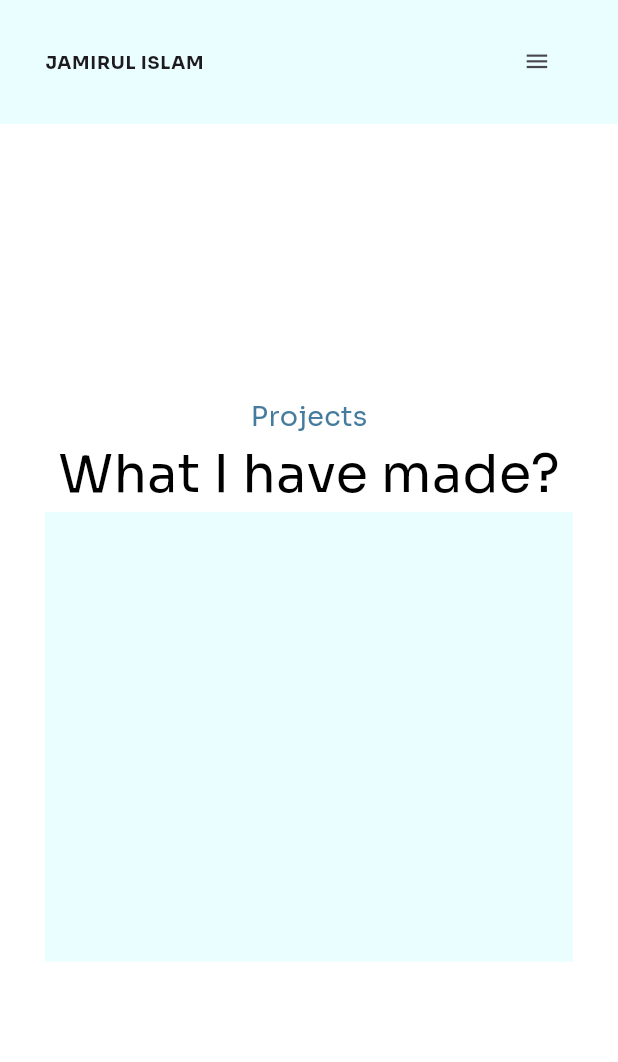
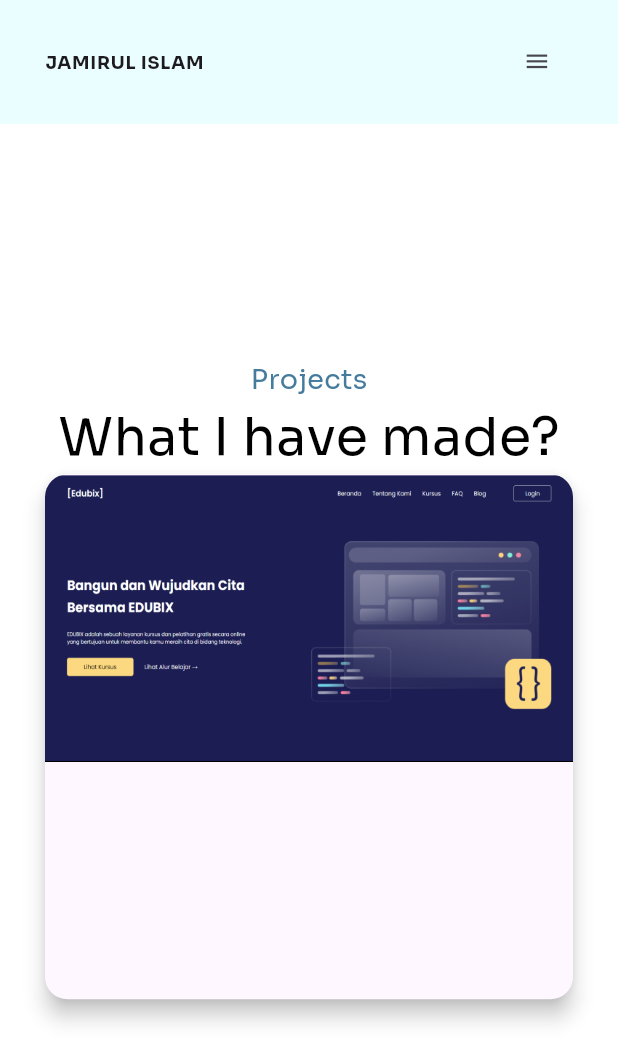
Before and after one commit to rowjoy/Protflio_website, a Flutter app: the screen it shows after launch, swiped to page 4, on a phone screen of 412 x 824 dp. Shown: the top 1062 px of the screen. Run offline on Flutter 3.47's test engine with Material 3 defaults, Android fonts, the light colour scheme and no system bars; drawn by our look-alikes of auto_size_text, flutter_animate; our stand-ins replace avatar_glow, flutter_riverpod, flutter_svg, google_fonts, hexcolor; missing offline and left inert: flutter_syntax_view.

Commit message:
Page animation

```diff
--- a/lib/base_section.dart
+++ b/lib/base_section.dart
@@ -70,25 +70,26 @@ class BaseSection extends StatelessWidget {
             Container(
               //height: context.webHight * 0.7,
               // width: context.webwidth,
-              color: Colors.white,
+              decoration: BoxDecoration(
+                color: Colors.white,
+                image: DecorationImage(
+                  image: AssetImage("assets/about-animi.gif"),
+                  fit: BoxFit.cover,
+                  opacity: 0.1,
+                  isAntiAlias: true,
+                  colorFilter: ColorFilter.mode(Colors.white, BlendMode.exclusion),
+                ),
+              ),
               child: Padding(
                 padding: EdgeInsets.only(left: WebSizes.padding(context), right: WebSizes.padding(context)),
-                child: Animate(
-                  delay: Duration(milliseconds: 200),
-                  effects: [FadeEffect(), ScaleEffect()],
-                  child: AboutMeSection()
-                  ),
+                child: AboutMeSection(),
               ),
             ),
             ///[------------Skill Section--------------]
             Container(
               child: Padding(
                 padding: EdgeInsets.only(left: WebSizes.padding(context), right: WebSizes.padding(context)),
-                child: Animate(
-                  delay: Duration(milliseconds: 200),
-                  effects: [FadeEffect(), ScaleEffect()],
-                  child: SkillSection()
-                ),
+                child: SkillSection(),
               ),
             ),
             Container(
--- a/lib/section/project_section.dart
+++ b/lib/section/project_section.dart
@@ -1,6 +1,5 @@
 import 'package:auto_size_text/auto_size_text.dart';
 import 'package:flutter/material.dart';
-import 'package:protflio_website/core/web_colors.dart';
 
 import '../core/theme.dart';
 
@@ -22,10 +21,38 @@ class ProjectSection extends StatelessWidget {
                style: TextStyleTheme.largeText(),
              ),
 
-             Container(
-               height: 300,
-               width: 450,
-               color: WebColors.thameColors,
+             Material(
+               elevation: 6,
+               shape: RoundedRectangleBorder(
+                 borderRadius: BorderRadius.circular(15),
+               ),
+               child: Container(
+                 height: 350,
+                 width: 430,
+                 decoration: BoxDecoration(
+                   borderRadius: BorderRadius.circular(15),
+                 ),
+                //  decoration: BoxDecoration(
+                //     image: DecorationImage(
+                //       repeat: ImageRepeat.noRepeat,
+                //       scale: 0.5,
+                //       alignment: Alignment.topCenter,
+                //       image: AssetImage("assets/demo_images.png")
+                //     ),
+                //     color: WebColors.colorsWhite,
+                //  ),
+                child: Column(
+                   children: [
+                     ClipRRect(
+                      borderRadius: BorderRadius.only(
+                        topLeft: Radius.circular(15),
+                        topRight: Radius.circular(15),
+                      ),
+                      child: Image.asset("assets/demo_images.png", scale: 3,)
+                    ),
+                   ],
+                ),
+               ),
              ),
           ],
         );
```
Also changed, not shown: assets/about-animi.gif (added), assets/about_background.jpg (added).
